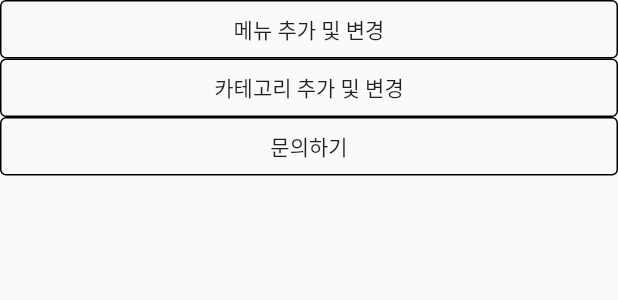
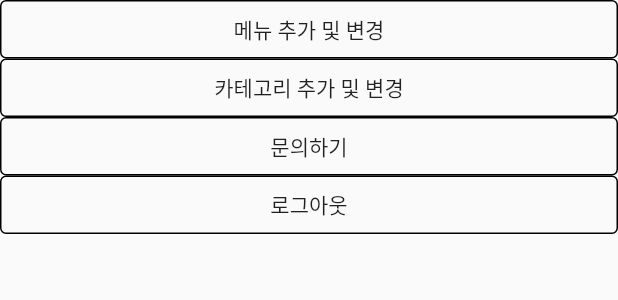
Before and after one commit to kdogyun/flutter_book_app, a Flutter app: the SettingScreen widget shown alone on an empty page, opened directly with empty values, on a phone screen of 412 x 824 dp. Shown: the top 300 px of the screen. Run offline on Flutter 3.47's test engine with Material 2 defaults, Android fonts, the phone set to English and light mode, and no system bars; our stand-ins replace cloud_firestore, firebase_core, fl_chart, rxdart, scrollable_positioned_list, shared_preferences and 1 more; accounts and stored records are empty; generated files the repository leaves out were written again; statements that could not run were skipped.

Commit message:
로그아웃 추가

```diff
--- a/pos/lib/src/ui/widgets/tabSetting.dart
+++ b/pos/lib/src/ui/widgets/tabSetting.dart
@@ -1,10 +1,12 @@
 import 'package:flutter/material.dart';
+import 'package:pos/src/app.dart';
 import 'package:pos/src/blocs/do_bloc.dart';
 import 'package:pos/src/blocs/do_bloc_provider.dart';
 import 'package:pos/src/ui/widgets/settingCategory.dart';
 import 'package:pos/src/ui/widgets/settingMenu.dart';
 import 'package:pos/src/utils/funcs.dart';
 import 'package:pos/src/utils/strings.dart';
+import 'package:shared_preferences/shared_preferences.dart';
 
 class SettingScreen extends StatefulWidget {
   final String _phone;
@@ -19,6 +21,15 @@ class SettingScreen extends StatefulWidget {
 
 class _SettingState extends State<SettingScreen> {
   DoBloc _bloc;
+
+  // shared에 폰번호 저장
+  _savePhone() async {
+    SharedPreferences prefs = await SharedPreferences.getInstance();
+    setState(() {
+      prefs.setString('phone', null);
+      prefs.setString('name', null);
+    });
+  }
 
   @override
   void didChangeDependencies() {
@@ -75,6 +86,17 @@ class _SettingState extends State<SettingScreen> {
                   ),
             ),
             child: Center(child: Text(StringConstant.settingContact))),
+        InkWell(
+            onTap: () => logout(),
+            child: Container(
+                padding: EdgeInsets.all(8.0),
+                decoration: BoxDecoration(
+                  border: Border.all(),
+                  borderRadius: BorderRadius.all(
+                      Radius.circular(4.0) //         <--- border radius here
+                      ),
+                ),
+                child: Center(child: Text(StringConstant.logout)))),
       ],
     );
   }
@@ -90,4 +112,14 @@ class _SettingState extends State<SettingScreen> {
     else
       Funcs().showErrorMessage(context, StringConstant.preorderCategory);
   }
+
+  void logout() {
+    _savePhone();
+    Navigator.push(
+      context,
+      MaterialPageRoute(builder: (context) {
+        return MyApp();
+      }),
+    );
+  }
 }
--- a/pos/lib/src/utils/strings.dart
+++ b/pos/lib/src/utils/strings.dart
@@ -60,6 +60,7 @@ class StringConstant {
   static const String nameMenu = '메뉴명';
   static const String namePrice = '가격';
   static const String preorderCategory = '카테고리가 하나도 없습니다. 카테고리를 먼저 추가해 주세요.';
+  static const String logout = '로그아웃';
 
   // 영수증 화면
   static const String changeType = '결제변경';
```
